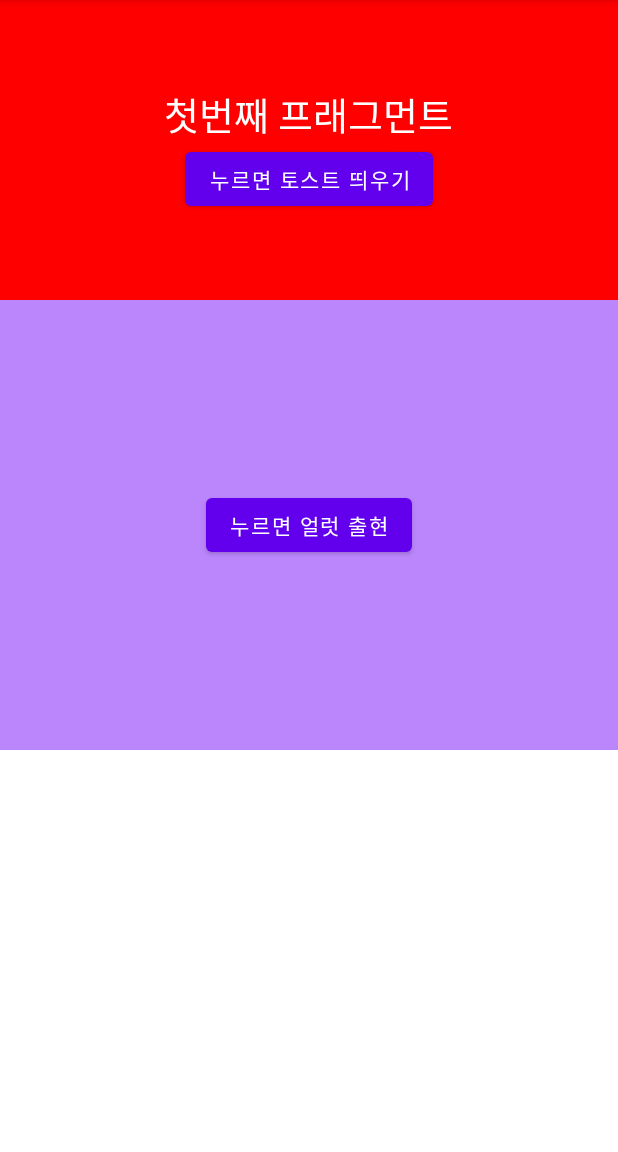
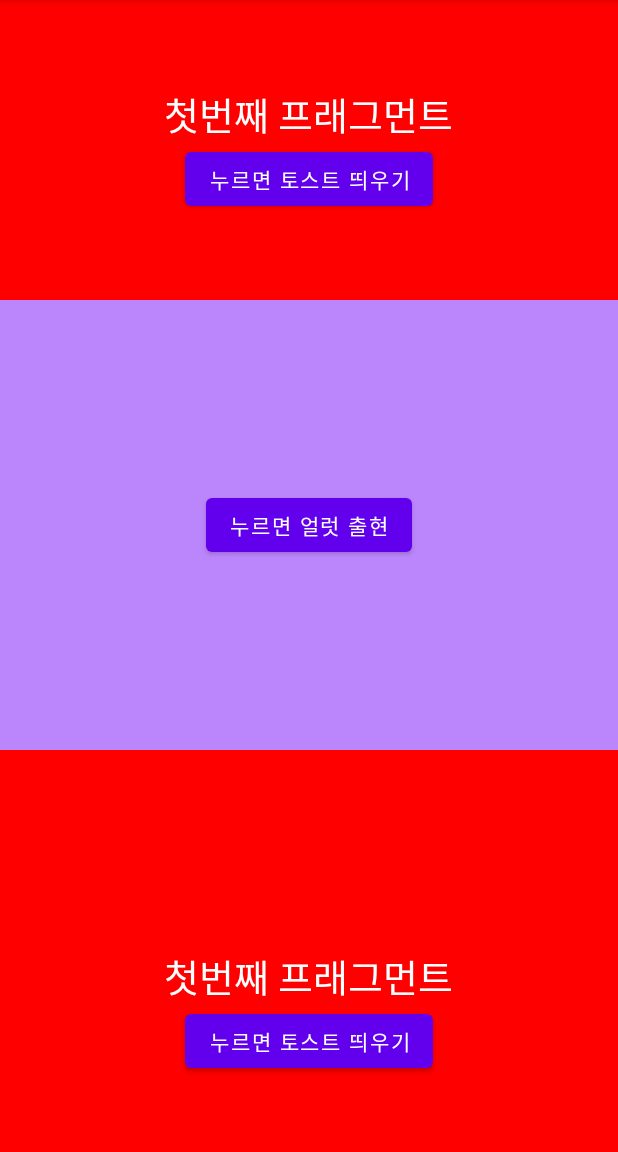
Before and after one commit to say-102/Fragment_20201114, an Android app: the screen it shows after launch (MainActivity), on a phone screen of 412 x 824 dp, the part 84-1236 px from its top. Run offline under Robolectric (Android 15) with nearby library versions, the phone set to English and light mode, and no system bars.

```diff
--- a/app/src/main/res/layout/activity_main.xml
+++ b/app/src/main/res/layout/activity_main.xml
@@ -19,4 +19,10 @@
         android:layout_height="300dp"
         class="kr.co.tjoeun.fragment_20201114.Fagment.SecondFragment" />
 
+    <fragment
+        android:tag="첫째Frag추가"
+        android:layout_width="match_parent"
+        android:layout_height="350dp"
+        class="kr.co.tjoeun.fragment_20201114.Fagment.FirstFragment" />
+
 </LinearLayout>
```
